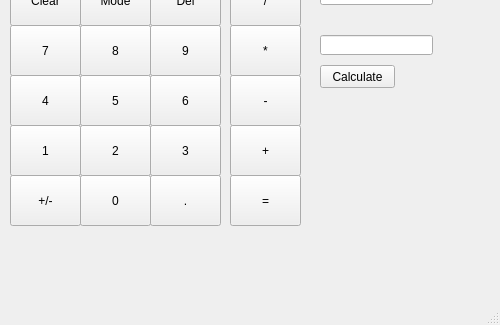
Above: calculator_gui.ui from dmanske001/Project_2 before the change; both pictures show x 0 to 500 and y 175 to 500 of the 500 by 500 pixel window. Below: the same form after it.
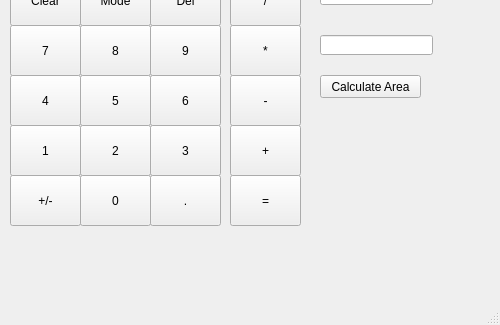
That is the form after the change.

What changed in the file:
```diff
--- a/calculator_gui.ui
+++ b/calculator_gui.ui
@@ -389,13 +389,13 @@
     <property name="geometry">
      <rect>
       <x>320</x>
-      <y>240</y>
-      <width>75</width>
+      <y>250</y>
+      <width>101</width>
       <height>23</height>
      </rect>
     </property>
     <property name="text">
-     <string>Calculate</string>
+     <string>Calculate Area</string>
     </property>
    </widget>
    <widget class="QLabel" name="label_area">
@@ -438,9 +438,9 @@
     <property name="geometry">
      <rect>
       <x>310</x>
-      <y>280</y>
+      <y>290</y>
       <width>161</width>
-      <height>151</height>
+      <height>111</height>
      </rect>
     </property>
     <property name="font">
```
Left out of the diff: 2 changed lines with no effect on the pictures.
